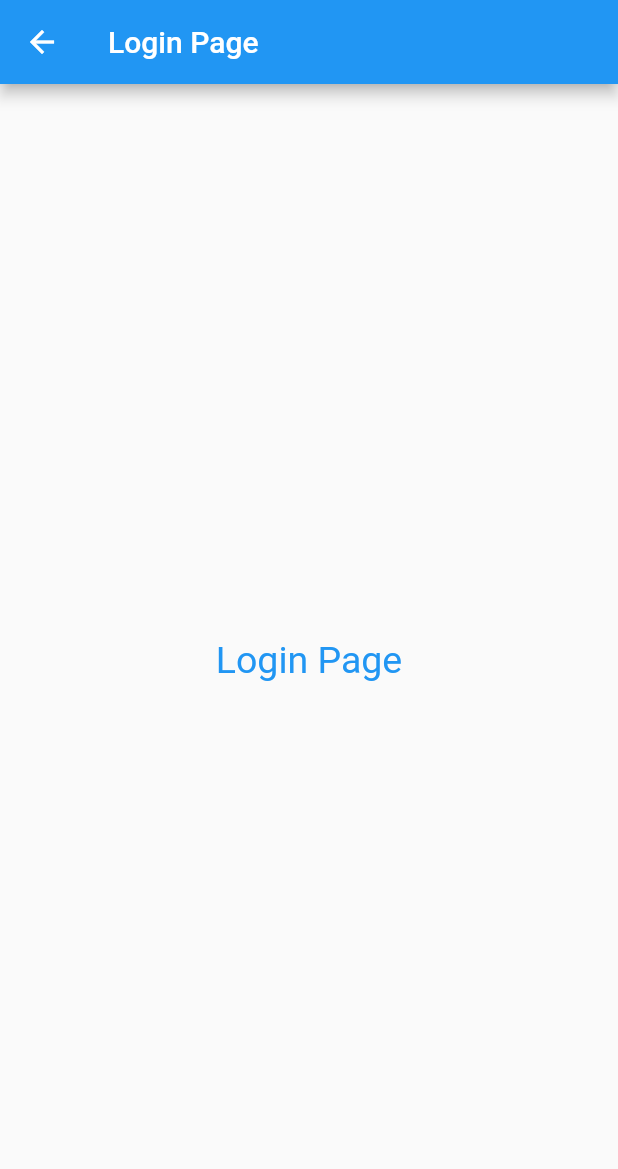
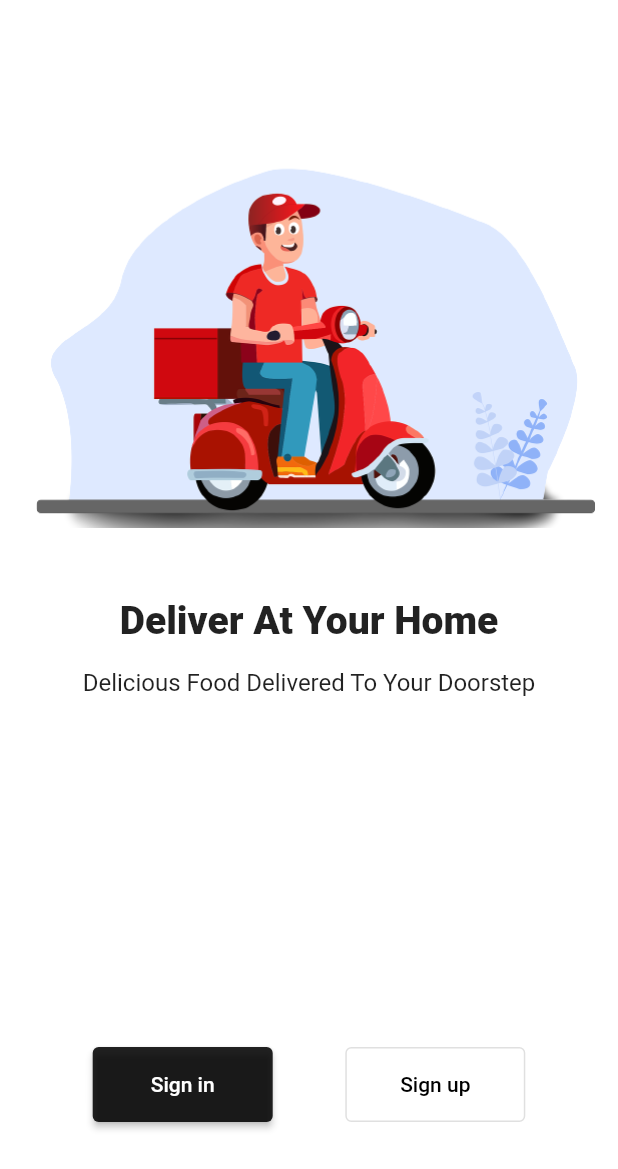
Before and after one commit to homen19/foodApp_flutter, a Flutter app: the screen it shows after launch, after a tap on "SKIP", on a phone screen of 412 x 824 dp. Shown: the top 1169 px of the screen. Run offline on Flutter 3.47's test engine with Material 2 defaults, Android fonts, the phone set to English and light mode, and no system bars; network calls fail.

```diff
--- a/lib/pages/login_page.dart
+++ b/lib/pages/login_page.dart
@@ -1,22 +1,99 @@
 import 'package:flutter/material.dart';
+import 'package:my_first_project/pages/sign_in.dart';
 
 class LoginPage extends StatelessWidget {
   const LoginPage({super.key});
   @override
   Widget build(BuildContext context) {
     return Scaffold(
-      appBar: AppBar(
-        title: Text("Login Page"),
-      ),
-      body: Center(
-        child: Text(
-          "Login Page",
-          style: TextStyle(
-            fontSize: 25,
-            color: Colors.blue.shade500,
-          ),
-        ),
-      ),
-    );
+        backgroundColor: Colors.white,
+        body: SafeArea(
+            child: Column(
+          children: [
+            Container(
+              // color: Colors.amber,
+              margin: EdgeInsets.only(
+                  top: MediaQuery.of(context).size.height * 0.1),
+              child: Image.asset('assets/images/foodDeli.png'),
+            ),
+            Container(
+              height: MediaQuery.of(context).size.height * 0.05,
+              margin: EdgeInsets.only(
+                  top: MediaQuery.of(context).size.height * 0.05),
+              // color: Colors.purple,
+              child: Center(
+                child: Text(
+                  "Deliver At Your Home",
+                  style: TextStyle(fontSize: 26, fontWeight: FontWeight.w900),
+                ),
+              ),
+            ),
+            Container(
+              height: MediaQuery.of(context).size.height * 0.05,
+              // color: Colors.purple,
+              child: Center(
+                child: Text(
+                  "Delicious Food Delivered To Your Doorstep",
+                  style: TextStyle(fontSize: 16),
+                ),
+              ),
+            ),
+            Container(
+              width: MediaQuery.of(context).size.width * 0.9,
+              height: MediaQuery.of(context).size.height * 0.35,
+              // color: Colors.brown,
+              child: Column(
+                mainAxisAlignment: MainAxisAlignment.end,
+                children: [
+                  Container(
+                    width: MediaQuery.of(context).size.width * 0.7,
+                    height: MediaQuery.of(context).size.height * 0.1,
+                    // color: Colors.green,
+                    child: Row(
+                      mainAxisAlignment: MainAxisAlignment.spaceBetween,
+                      children: [
+                        Container(
+                          width: 120,
+                          height: 50,
+                          child: ElevatedButton(
+                            onPressed: () {
+                              Navigator.push(
+                                  context,
+                                  MaterialPageRoute(
+                                      builder: (context) => SignIn()));
+                            },
+                            child: Text('Sign in'),
+                            style: ButtonStyle(
+                              overlayColor: MaterialStateProperty.all<Color>(
+                                  Colors.amber.shade600),
+                              backgroundColor: MaterialStateProperty.all<Color>(
+                                  Colors.black87),
+                            ),
+                          ),
+                        ),
+                        Container(
+                          width: 120,
+                          height: 50,
+                          child: OutlinedButton(
+                            onPressed: () {
+                              print("Button Clicked");
+                            },
+                            style: ButtonStyle(
+                              overlayColor: MaterialStateProperty.all<Color>(
+                                  Colors.amber.shade600),
+                              foregroundColor: MaterialStateProperty.all<Color>(
+                                  Colors.black),
+                            ),
+                            child: Text('Sign up'),
+                          ),
+                        ),
+                      ],
+                    ),
+                  )
+                ],
+              ),
+            )
+          ],
+        )));
   }
 }
--- a/pubspec.yaml
+++ b/pubspec.yaml
@@ -35,6 +35,7 @@ dependencies:
   # The following adds the Cupertino Icons font to your application.
   # Use with the CupertinoIcons class for iOS style icons.
   cupertino_icons: ^1.0.2
+  http: ^1.1.0
 
 dev_dependencies:
   flutter_test:
```
Also changed, not shown: lib/pages/Home.dart (added, +263 -0 lines), lib/pages/model.dart (added, +39 -0 lines), lib/pages/sign_in.dart (added, +118 -0 lines), assets/images/foodDeli.png (added), assets/images/hhhh.jpg (deleted), pubspec.lock.
